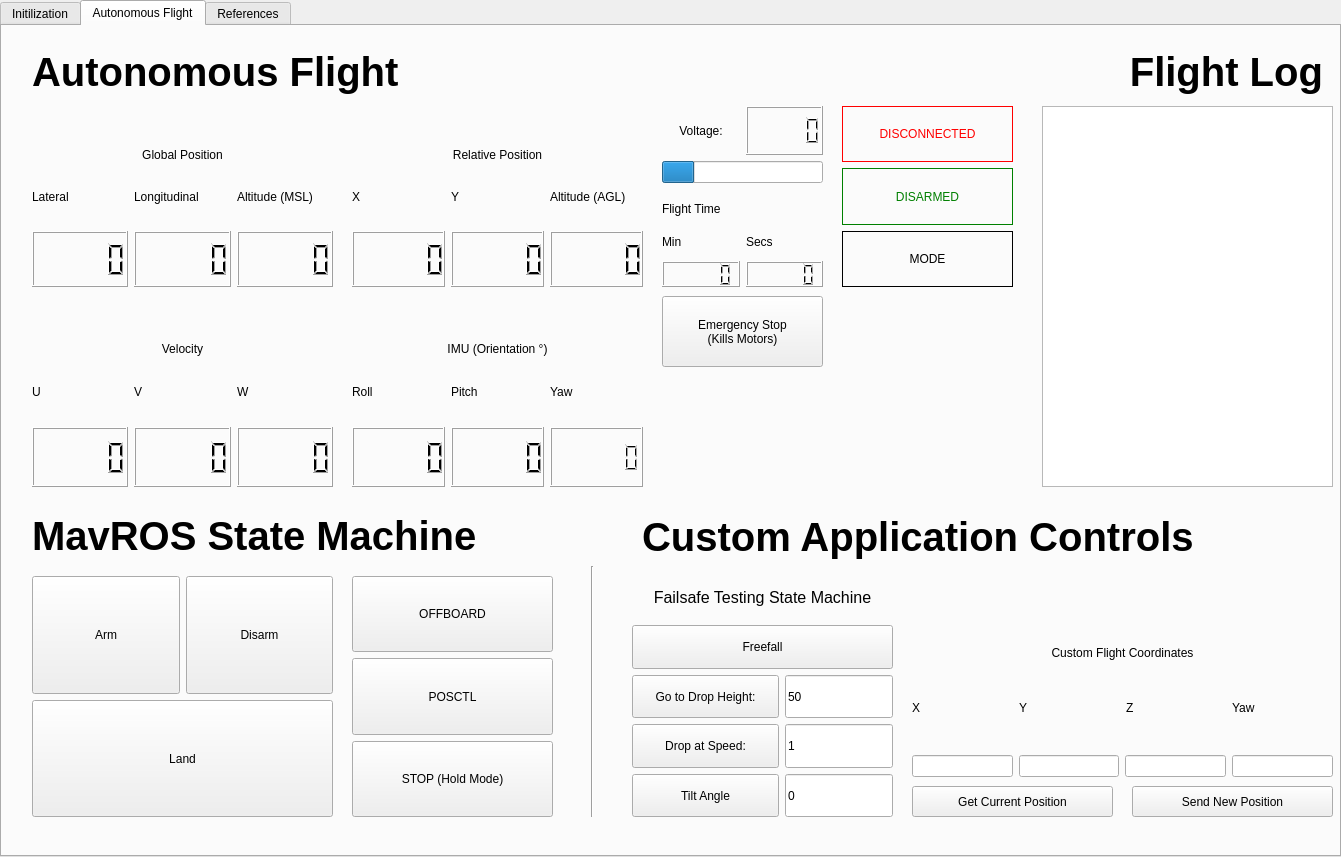
Old version of the form src/GUI/drone_app.ui in the repository tommyzhng/ros-qt-drone-app.
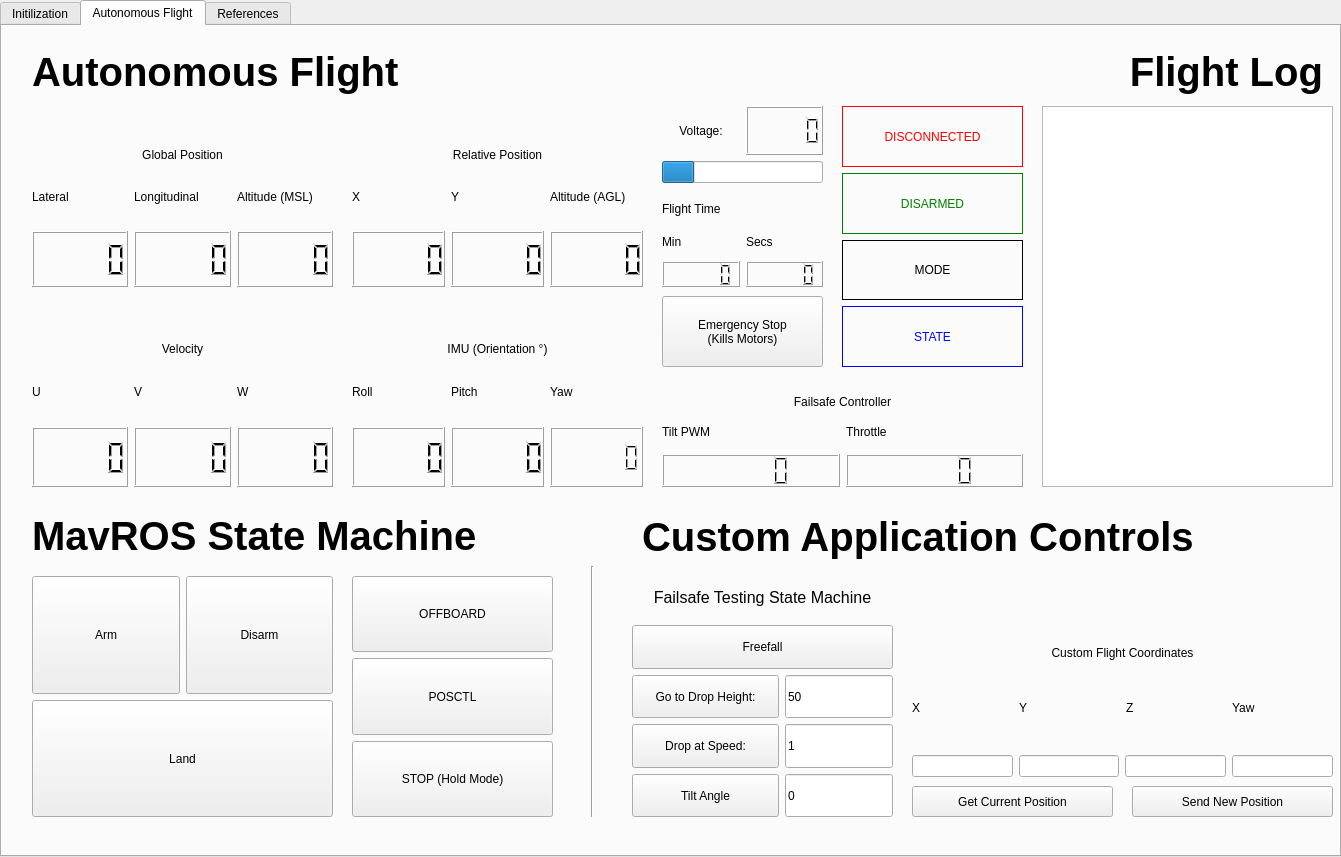
New version of the form.

What changed in the file:
```diff
--- a/src/GUI/drone_app.ui
+++ b/src/GUI/drone_app.ui
@@ -528,8 +528,8 @@
      <rect>
       <x>840</x>
       <y>80</y>
-      <width>171</width>
-      <height>181</height>
+      <width>181</width>
+      <height>261</height>
      </rect>
     </property>
     <layout class="QVBoxLayout" name="verticalLayout">
@@ -590,6 +590,25 @@
        </property>
       </widget>
      </item>
+     <item>
+      <widget class="QLabel" name="StateVRS">
+       <property name="styleSheet">
+        <string notr="true">color : blue</string>
+       </property>
+       <property name="frameShape">
+        <enum>QFrame::Box</enum>
+       </property>
+       <property name="frameShadow">
+        <enum>QFrame::Plain</enum>
+       </property>
+       <property name="text">
+        <string>STATE</string>
+       </property>
+       <property name="alignment">
+        <set>Qt::AlignCenter</set>
+       </property>
+      </widget>
+     </item>
     </layout>
    </widget>
    <widget class="QWidget" name="gridLayoutWidget_2">
@@ -1039,6 +1058,56 @@
      </item>
     </layout>
    </widget>
+   <widget class="QWidget" name="verticalLayoutWidget_7">
+    <property name="geometry">
+     <rect>
+      <x>660</x>
+      <y>350</y>
+      <width>361</width>
+      <height>111</height>
+     </rect>
+    </property>
+    <layout class="QVBoxLayout" name="IMULayout_2">
+     <item>
+      <widget class="QLabel" name="lblFailsafeController">
+       <property name="text">
+        <string>Failsafe Controller</string>
+       </property>
+       <property name="alignment">
+        <set>Qt::AlignBottom|Qt::AlignHCenter</set>
+       </property>
+      </widget>
+     </item>
+     <item>
+      <layout class="QHBoxLayout" name="IMUHLayout_2">
+       <item>
+        <widget class="QLabel" name="lblTiltPWM">
+         <property name="text">
+          <string>Tilt PWM</string>
+         </property>
+        </widget>
+       </item>
+       <item>
+        <widget class="QLabel" name="lblThrottle">
+         <property name="text">
+          <string>Throttle</string>
+         </property>
+        </widget>
+       </item>
+      </layout>
+     </item>
+     <item>
+      <layout class="QHBoxLayout" name="IMU_DISP_2">
+       <item>
+        <widget class="QLCDNumber" name="Tilt_DISP"/>
+       </item>
+       <item>
+        <widget class="QLCDNumber" name="throttle_DISP"/>
+       </item>
+      </layout>
+     </item>
+    </layout>
+   </widget>
   </widget>
   <widget class="QWidget" name="References_Tab">
    <attribute name="title">
```
